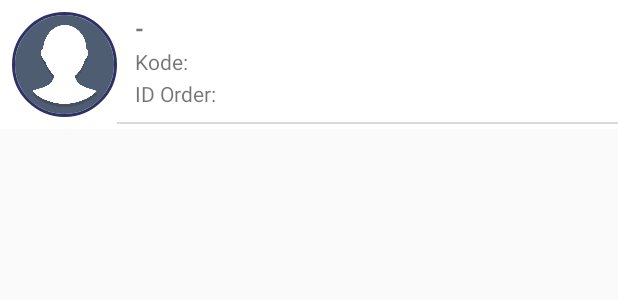
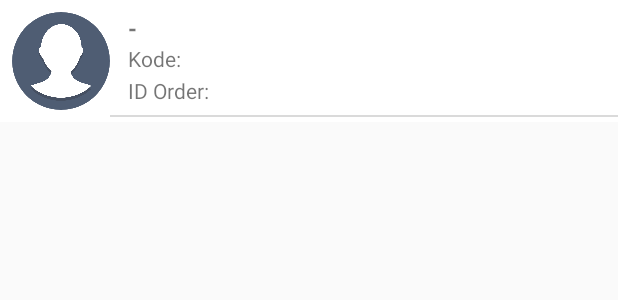
Before and after one commit to WildanTechnoArt/TungguinApp, an Android app: the layout chat_list_item.xml on its own in the app's theme, with its tools: preview values and no code run, on a phone screen of 412 x 824 dp. Shown: the top 300 px of the screen. Run offline under Robolectric (Android 15) with nearby library versions, the phone set to English and light mode, and no system bars.

```diff
--- a/app/build.gradle
+++ b/app/build.gradle
@@ -51,7 +51,7 @@ dependencies {
     implementation 'de.hdodenhof:circleimageview:3.0.0'
 
     //Material Design
-    implementation 'com.google.android.material:material:1.1.0-alpha08'
+    implementation 'com.google.android.material:material:1.0.0-beta01'
     implementation 'androidx.recyclerview:recyclerview:1.1.0-beta01'
     implementation 'androidx.cardview:cardview:1.0.0'
 
--- a/app/src/main/AndroidManifest.xml
+++ b/app/src/main/AndroidManifest.xml
@@ -12,10 +12,10 @@
 
     <application
             android:allowBackup="true"
-            android:icon="@mipmap/ic_launcher_tungguin"
+            android:icon="@mipmap/ic_new_tungguin"
             android:label="@string/app_name"
             android:largeHeap="true"
-            android:roundIcon="@mipmap/ic_launcher_tungguin_round"
+            android:roundIcon="@mipmap/ic_new_tungguin_round"
             android:supportsRtl="true"
             android:theme="@style/AppTheme"
             tools:ignore="AllowBackup,GoogleAppIndexingWarning"
@@ -87,7 +87,7 @@
 
         <meta-data
                 android:name="com.google.firebase.messaging.default_notification_icon"
-                android:resource="@drawable/ic_notification"/>
+                android:resource="@drawable/ic_new_notification"/>
         <meta-data
                 android:name="com.google.firebase.messaging.default_notification_color"
                 android:resource="@color/colorAccent"/>
--- a/app/src/main/java/com/hyperdev/tungguin/fcm/MyFirebaseMessagingService.kt
+++ b/app/src/main/java/com/hyperdev/tungguin/fcm/MyFirebaseMessagingService.kt
@@ -80,7 +80,7 @@ class MyFirebaseMessagingService : FirebaseMessagingService() {
         )
         val channelId = "Default"
         val builder = NotificationCompat.Builder(this, channelId)
-            .setSmallIcon(R.drawable.ic_notification)
+            .setSmallIcon(R.drawable.ic_new_notification)
             .setDefaults(Notification.DEFAULT_ALL)
             .setContentTitle(title)
             .setContentText(message)
--- a/app/src/main/res/layout/chat_list_item.xml
+++ b/app/src/main/res/layout/chat_list_item.xml
@@ -22,7 +22,6 @@
             android:layout_width="wrap_content"
             android:layout_height="wrap_content"
             android:layout_marginStart="12dp"
-            android:layout_marginTop="2dp"
             android:text="@string/designer_code"
             app:layout_constraintTop_toBottomOf="@+id/tv_design_name"
             app:layout_constraintStart_toEndOf="@+id/img_photo_designer"/>
@@ -39,13 +38,11 @@
 
     <de.hdodenhof.circleimageview.CircleImageView
             android:id="@+id/img_photo_designer"
-            android:layout_width="70dp"
-            android:layout_height="70dp"
+            android:layout_width="65dp"
+            android:layout_height="65dp"
             android:layout_marginTop="8dp"
             android:layout_marginStart="8dp"
             android:src="@drawable/profile_placeholder"
-            app:civ_border_color="@color/colorPrimary"
-            app:civ_border_width="2dp"
             app:layout_constraintTop_toTopOf="parent"
             app:layout_constraintStart_toStartOf="parent" android:layout_marginBottom="8dp"
             app:layout_constraintBottom_toBottomOf="parent"/>
--- a/app/src/main/res/values/ic_tungguin_background.xml
+++ b/app/src/main/res/values/ic_tungguin_background.xml
@@ -1,4 +1,4 @@
 <?xml version="1.0" encoding="utf-8"?>
 <resources>
-    <color name="ic_tungguin_background">#FD0040</color>
+    <color name="ic_tungguin_background">#E41028</color>
 </resources>
```
Also changed, not shown: app/src/main/java/com/hyperdev/tungguin/model/profile/DataUser.kt (+11 -0 lines), app/src/main/java/com/hyperdev/tungguin/ui/activity/DashboardActivity.kt (+8 -2 lines), app/src/main/res/layout/activity_dashboard.xml (+15 -0 lines), app/src/main/ic_launcher_tungguin-web.png (deleted).
